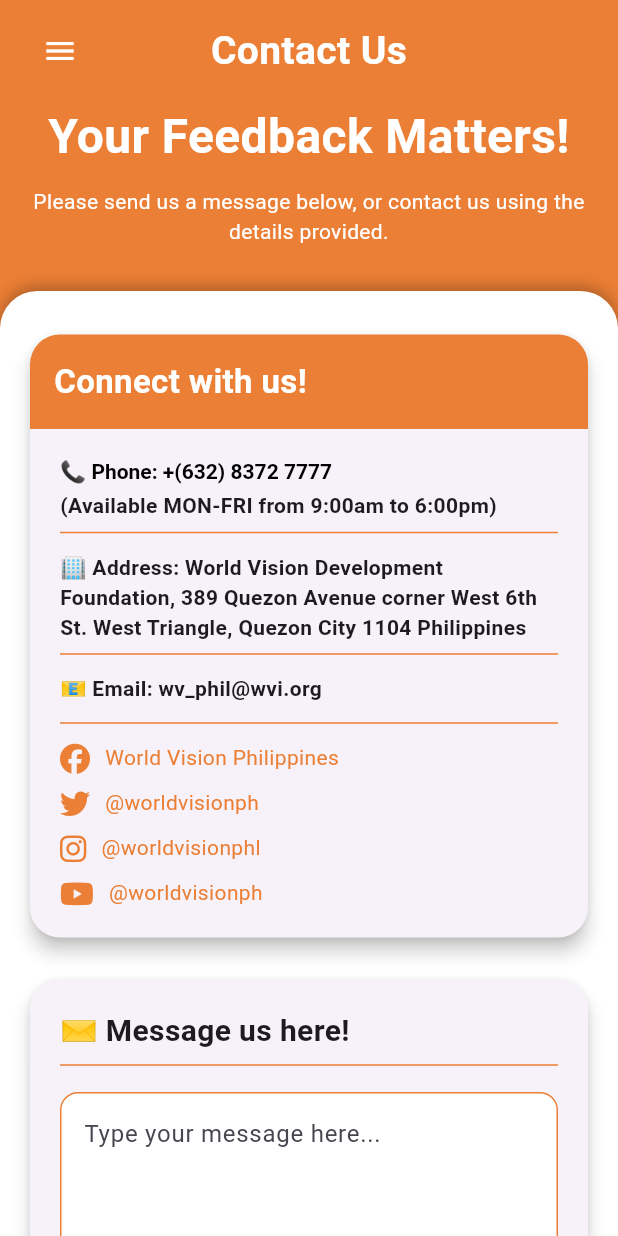
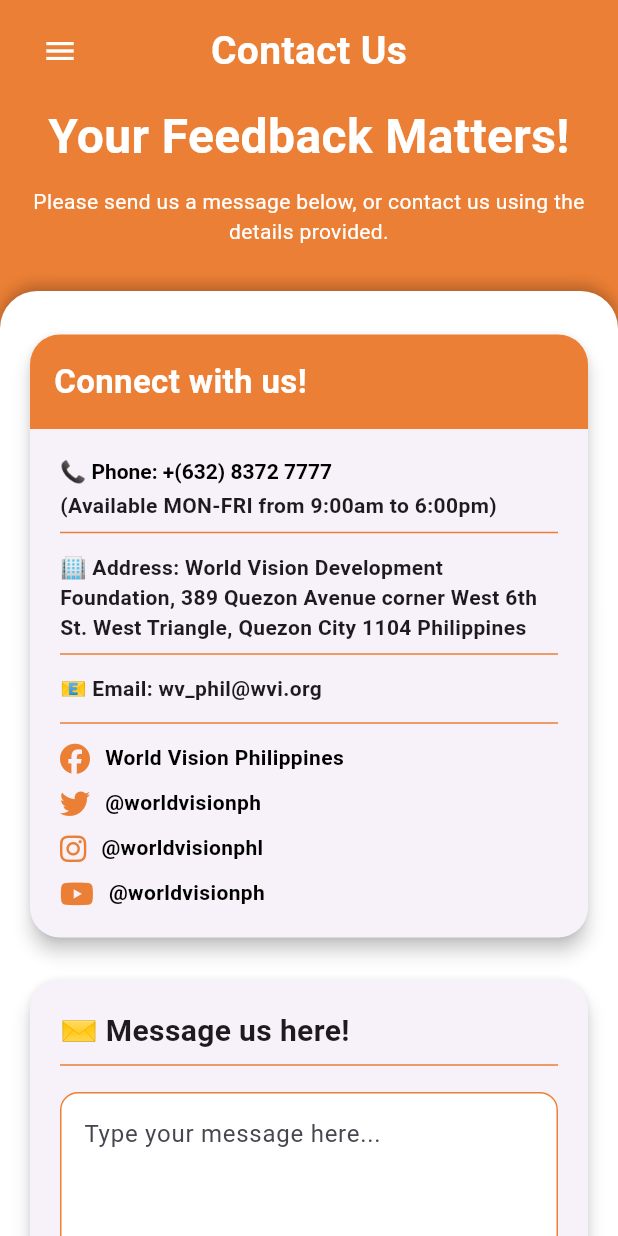
Before and after one commit to Claaarence/wv-app-recent, a Flutter app: the ContactUsPage screen opened by its route, on a phone screen of 412 x 824 dp. Run offline on Flutter 3.47's test engine with Material 3 defaults, Android fonts, the phone set to English and light mode, and no system bars; our stand-ins replace audioplayers, flutter_spinkit, flutter_svg, font_awesome_flutter, google_fonts, image_picker and 3 more; missing offline and left inert: flutter_custom_tabs, syncfusion_flutter_pdfviewer; accounts and stored records are empty.

Commit message:
Update contactus.dart

```diff
--- a/lib/screens/contactus.dart
+++ b/lib/screens/contactus.dart
@@ -57,7 +57,7 @@ Future<void> _submitFeedback() async {
               content: Column(
                 mainAxisSize: MainAxisSize.min,
                 children: const [
-                  Icon(Icons.check_circle, color: Colors.orange, size: 50),
+                  Icon(Icons.check_circle, color: Color(0xFFeb7f35), size: 50),
                   SizedBox(height: 16),
                   Text(
                     "Your feedback has been sent!",
@@ -194,7 +194,6 @@ Future<void> _submitFeedback() async {
                             child: Column(
                               crossAxisAlignment: CrossAxisAlignment.start,
                               children: [
-                                // Header with orange background and white text
                                 Container(
                                   width: double.infinity,
                                   padding: const EdgeInsets.all(16),
@@ -261,7 +260,7 @@ Future<void> _submitFeedback() async {
                                                   size: 20, color: Color(0xFFeb7f35)),
                                               SizedBox(width: 10),
                                               Text("World Vision Philippines",
-                                                  style: TextStyle(color: Color(0xFFeb7f35))),
+                                                  style: TextStyle(color: Color.fromARGB(255, 0, 0, 0), fontWeight: FontWeight.bold)),
                                             ],
                                           ),
                                           SizedBox(height: 10),
@@ -271,7 +270,7 @@ Future<void> _submitFeedback() async {
                                                   size: 20, color: Color(0xFFeb7f35)),
                                               SizedBox(width: 10),
                                               Text("@worldvisionph",
-                                                  style: TextStyle(color: Color(0xFFeb7f35))),
+                                                  style: TextStyle(color: Color.fromARGB(255, 0, 0, 0), fontWeight: FontWeight.bold)),
                                             ],
                                           ),
                                           SizedBox(height: 10),
@@ -281,7 +280,7 @@ Future<void> _submitFeedback() async {
                                                   size: 20, color: Color(0xFFeb7f35)),
                                               SizedBox(width: 10),
                                               Text("@worldvisionphl",
-                                                  style: TextStyle(color: Color(0xFFeb7f35))),
+                                                  style: TextStyle(color: Color.fromARGB(255, 0, 0, 0), fontWeight: FontWeight.bold)),
                                             ],
                                           ),
                                           SizedBox(height: 10),
@@ -291,7 +290,7 @@ Future<void> _submitFeedback() async {
                                                   size: 20, color: Color(0xFFeb7f35)),
                                               SizedBox(width: 10),
                                               Text("@worldvisionph",
-                                                  style: TextStyle(color: Color(0xFFeb7f35))),
+                                                  style: TextStyle(color: Color.fromARGB(255, 0, 0, 0), fontWeight: FontWeight.bold)),
                                             ],
                                           ),
                                         ],
@@ -337,7 +336,7 @@ Future<void> _submitFeedback() async {
                                       ),
                                       focusedBorder: OutlineInputBorder(
                                         borderRadius: BorderRadius.circular(12),
-                                        borderSide: const BorderSide(color: Colors.orange, width: 2),
+                                        borderSide: const BorderSide(color: Color(0xFFeb7f35), width: 2),
                                       ),
                                       border: OutlineInputBorder(
                                         borderRadius: BorderRadius.circular(12),
@@ -353,7 +352,7 @@ Future<void> _submitFeedback() async {
                                             ElevatedButton.icon(
                                               onPressed: isSubmitting ? null : _submitFeedback,
                                               style: ElevatedButton.styleFrom(
-                                                backgroundColor: Colors.orange,
+                                                backgroundColor: const Color(0xFFeb7f35),
                                                 padding: const EdgeInsets.symmetric(horizontal: 30, vertical: 15),
                                                 shape: RoundedRectangleBorder(
                                                   borderRadius: BorderRadius.circular(16),
```
